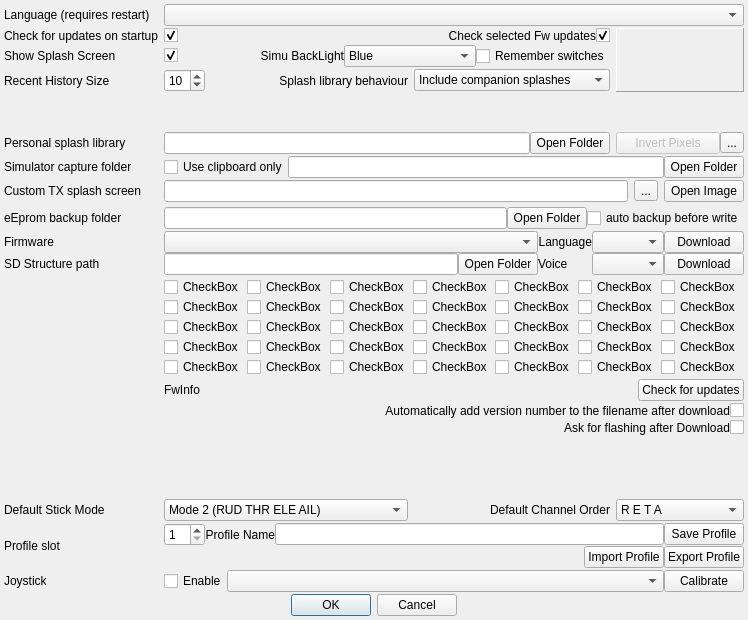
roberto1903/companion9x, file src/preferencesdialog.ui: the form before one commit.
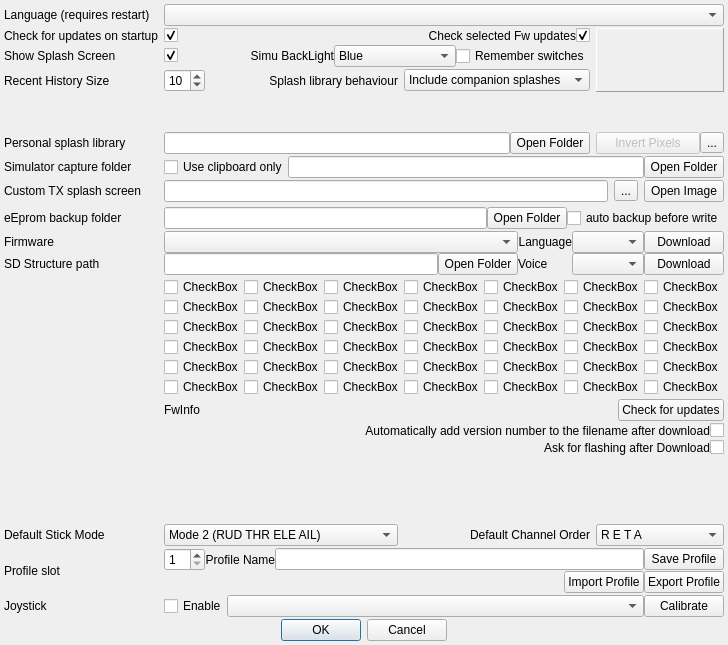
The form after the commit. Icons and pictures are not drawn.

```diff
--- a/src/preferencesdialog.ui
+++ b/src/preferencesdialog.ui
@@ -6,8 +6,8 @@
    <rect>
     <x>0</x>
     <y>0</y>
-    <width>748</width>
-    <height>620</height>
+    <width>685</width>
+    <height>645</height>
    </rect>
   </property>
   <property name="sizePolicy">
@@ -1334,6 +1334,55 @@
        </property>
       </widget>
      </item>
+     <item row="5" column="0">
+      <widget class="QCheckBox" name="optionCheckBox_36">
+       <property name="text">
+        <string>CheckBox</string>
+       </property>
+      </widget>
+     </item>
+     <item row="5" column="1">
+      <widget class="QCheckBox" name="optionCheckBox_37">
+       <property name="text">
+        <string>CheckBox</string>
+       </property>
+      </widget>
+     </item>
+     <item row="5" column="2">
+      <widget class="QCheckBox" name="optionCheckBox_38">
+       <property name="text">
+        <string>CheckBox</string>
+       </property>
+      </widget>
+     </item>
+     <item row="5" column="3">
+      <widget class="QCheckBox" name="optionCheckBox_39">
+       <property name="text">
+        <string>CheckBox</string>
+       </property>
+      </widget>
+     </item>
+     <item row="5" column="4">
+      <widget class="QCheckBox" name="optionCheckBox_40">
+       <property name="text">
+        <string>CheckBox</string>
+       </property>
+      </widget>
+     </item>
+     <item row="5" column="5">
+      <widget class="QCheckBox" name="optionCheckBox_41">
+       <property name="text">
+        <string>CheckBox</string>
+       </property>
+      </widget>
+     </item>
+     <item row="5" column="6">
+      <widget class="QCheckBox" name="optionCheckBox_42">
+       <property name="text">
+        <string>CheckBox</string>
+       </property>
+      </widget>
+     </item>
     </layout>
    </item>
   </layout>
```
